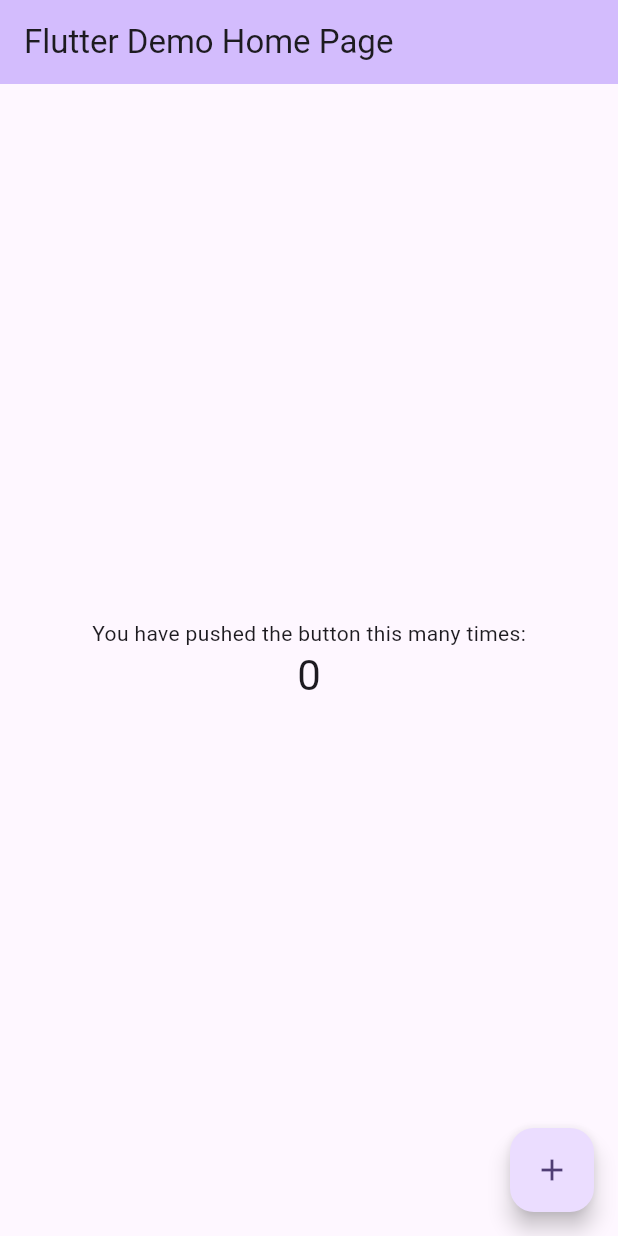
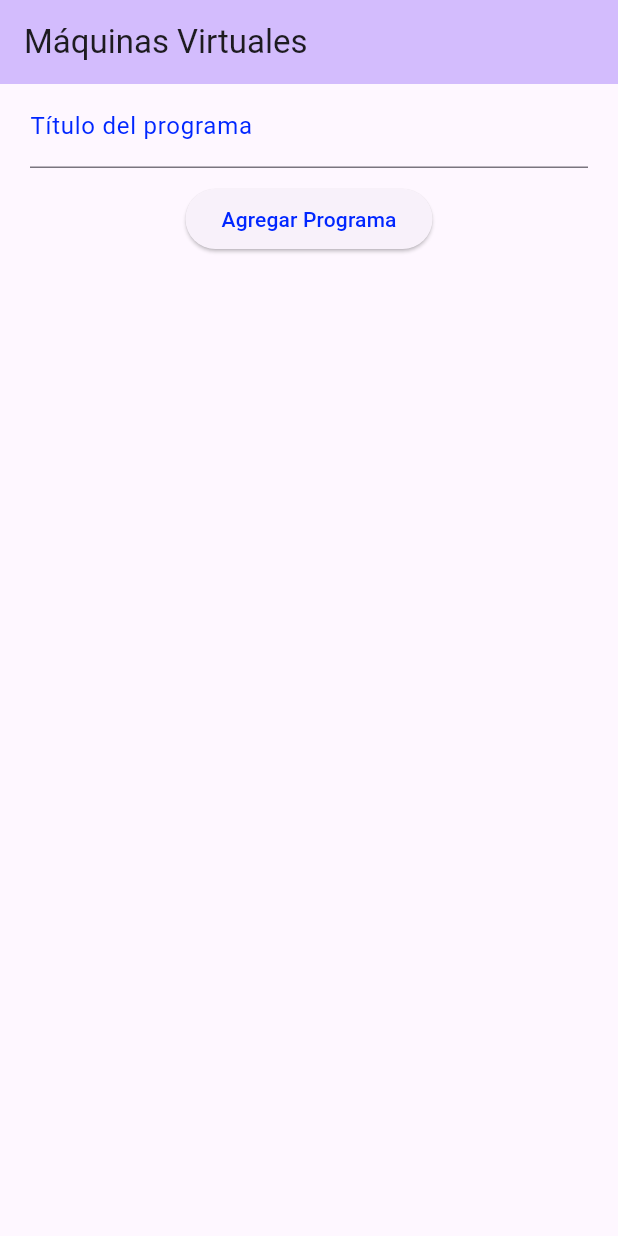
Before and after one commit to Shadink/P2DS, a Flutter app: the screen it shows after launch, on a phone screen of 412 x 824 dp. Run offline on Flutter 3.47's test engine with Material 3 defaults, Android fonts, the phone set to English and light mode, and no system bars.

Commit message:
solo una

```diff
--- a/lib/Programa.dart
+++ b/lib/Programa.dart
@@ -1,3 +1,3 @@
 abstract class Programa {
-    void mostrar();
+    String mostrar();
 }
--- a/lib/ProgramaNormal.dart
+++ b/lib/ProgramaNormal.dart
@@ -1,4 +1,4 @@
-import 'Programa.dart';
+import 'programa.dart';
 
 class ProgramaNormal extends Programa {
     String nombre;
@@ -6,7 +6,7 @@ class ProgramaNormal extends Programa {
     ProgramaNormal(this.nombre);
 
     @override
-    void mostrar() {
-        print("Programa de nombre $nombre");
+    String mostrar() {
+        return "Programa de nombre $nombre";
     }
 }
--- a/lib/director.dart
+++ b/lib/director.dart
@@ -1,9 +1,8 @@
 import 'package:ejgrupal/linuxbuilder.dart';
-
 import 'mvbuilder.dart';
 
 class Director{
-  MVBuilder builder = LinuxBuilder();
+  MVBuilder builder;
 
   Director(this.builder);
 
--- a/lib/main.dart
+++ b/lib/main.dart
@@ -1,4 +1,15 @@
+// ignore_for_file: prefer_const_literals_to_create_immutables, prefer_const_constructors
+
+import 'dart:collection';
+
 import 'package:flutter/material.dart';
+import 'director.dart';
+import 'mvbuilder.dart';
+import 'windowsbuilder.dart';
+import 'linuxbuilder.dart';
+import 'maquinavirtual.dart';
+import 'programa.dart';
+import 'programanormal.dart';
 
 void main() {
   runApp(const MyApp());
@@ -11,7 +22,7 @@ class MyApp extends StatelessWidget {
   @override
   Widget build(BuildContext context) {
     return MaterialApp(
-      title: 'Flutter Demo',
+      title: 'Máquinas Virtuales',
       theme: ThemeData(
         // This is the theme of your application.
         //
@@ -31,7 +42,7 @@ class MyApp extends StatelessWidget {
         colorScheme: ColorScheme.fromSeed(seedColor: Colors.deepPurple),
         useMaterial3: true,
       ),
-      home: const MyHomePage(title: 'Flutter Demo Home Page'),
+      home: const MyHomePage(title: 'Máquinas Virtuales'),
     );
   }
 }
@@ -55,17 +66,19 @@ class MyHomePage extends StatefulWidget {
 }
 
 class _MyHomePageState extends State<MyHomePage> {
-  int _counter = 0;
+  final WindowsBuilder _windows = WindowsBuilder();
+  final MVBuilder _linux = LinuxBuilder();
+  late Director _directorw, _directorl;
+  late Programa p;
+  final TextEditingController _controller = TextEditingController();
 
-  void _incrementCounter() {
-    setState(() {
-      // This call to setState tells the Flutter framework that something has
-      // changed in this State, which causes it to rerun the build method below
-      // so that the display can reflect the updated values. If we changed
-      // _counter without calling setState(), then the build method would not be
-      // called again, and so nothing would appear to happen.
-      _counter++;
-    });
+  @override
+  void initState() {
+    super.initState();
+    _directorw = Director(_windows);
+    _directorw.build_mv();
+    _directorl = Director(_linux);
+    _directorl.build_mv();
   }
 
   @override
@@ -104,22 +117,68 @@ class _MyHomePageState extends State<MyHomePage> {
           // action in the IDE, or press "p" in the console), to see the
           // wireframe for each widget.
           mainAxisAlignment: MainAxisAlignment.center,
-          children: <Widget>[
-            const Text(
-              'You have pushed the button this many times:',
+          children: [
+            Padding(
+              padding: EdgeInsets.symmetric(horizontal: 20.0),
+              child: TextField(
+                controller: _controller,
+                decoration: InputDecoration(
+                  labelText: 'Título del programa',
+                  labelStyle: TextStyle(
+                    color: Color.fromARGB(255, 0, 38, 255),
+                  ),
+                ),
+                onSubmitted: (String programa) {
+                  if (programa.isNotEmpty) {
+                    p = ProgramaNormal(programa);
+                    setState(() {
+                      _windows.mv.agregar(p);
+                      _controller.clear();
+                    });
+                  }
+                },
+              ),
             ),
-            Text(
-              '$_counter',
-              style: Theme.of(context).textTheme.headlineMedium,
+            SizedBox(height: 10.0),
+            ElevatedButton(
+              onPressed: () {
+                if (_controller.text.isNotEmpty) {
+                  p = ProgramaNormal(_controller.text);
+                  setState(() {
+                    _windows.mv.agregar(p);
+                    _controller.clear();
+                  });
+                }
+              },
+              child: Text(
+                'Agregar Programa',
+                style: const TextStyle(
+                  color: Color.fromARGB(255, 0, 38, 255),
+                ),
+              ),
             ),
-          ],
+            SizedBox(height: 10.0),
+            Expanded(
+              child: ListView.builder(
+                itemCount: _windows.mv.hijos.length,
+                itemBuilder: (BuildContext context, int index) {
+                  return ListTile(
+                    title: Text(_windows.mv.hijos[index].mostrar()),
+                    trailing: IconButton(
+                      icon: Icon(Icons.delete),
+                      onPressed: () {
+                        setState(() {
+                          _windows.mv.quitar(index);
+                        });
+                      },
+                    ),
+                  );
+                },
+              ),
+            ),
+          ]
         ),
       ),
-      floatingActionButton: FloatingActionButton(
-        onPressed: _incrementCounter,
-        tooltip: 'Increment',
-        child: const Icon(Icons.add),
-      ), // This trailing comma makes auto-formatting nicer for build methods.
     );
   }
 }
--- a/lib/mvbuilder.dart
+++ b/lib/mvbuilder.dart
@@ -1,9 +1,9 @@
 import 'maquinavirtual.dart';
-import 'Programa.dart';
+import 'programa.dart';
 
 abstract class MVBuilder{
   List<Programa> hijos = [];
-  MaquinaVirtual mv = MaquinaVirtual();
+  late MaquinaVirtual mv;
 
   void createNewMv(){
     mv = MaquinaVirtual();
```
Also changed, not shown: lib/maquinavirtual.dart (+7 -6 lines), lib/windowsbuilder.dart (added, +19 -0 lines).
